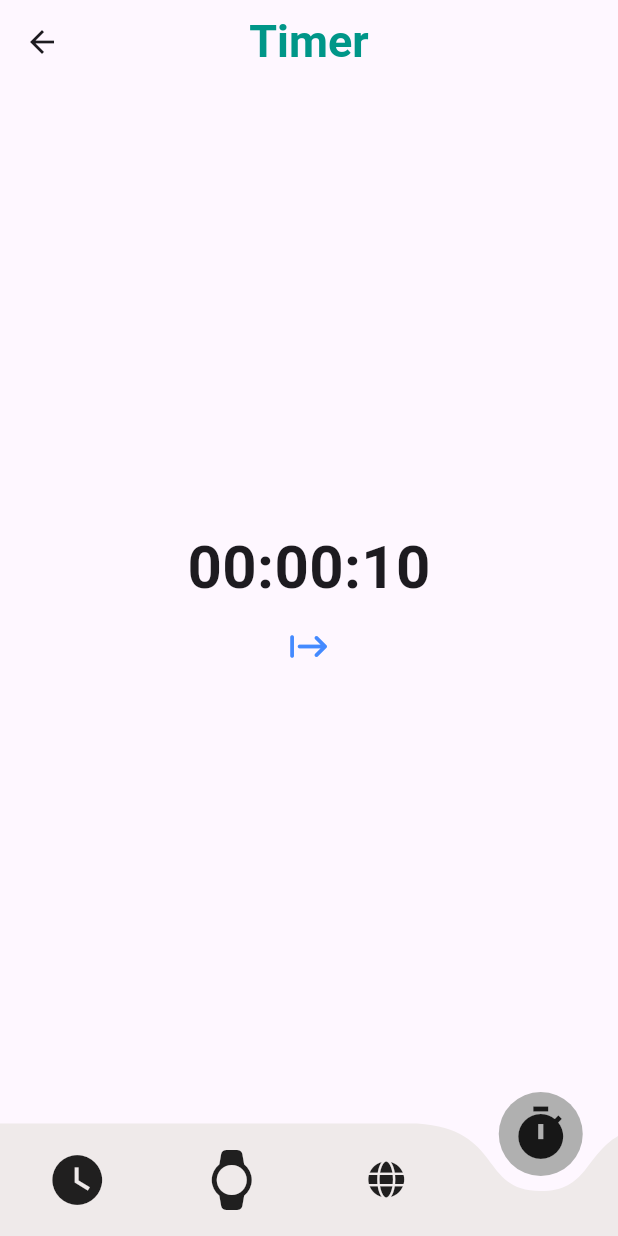
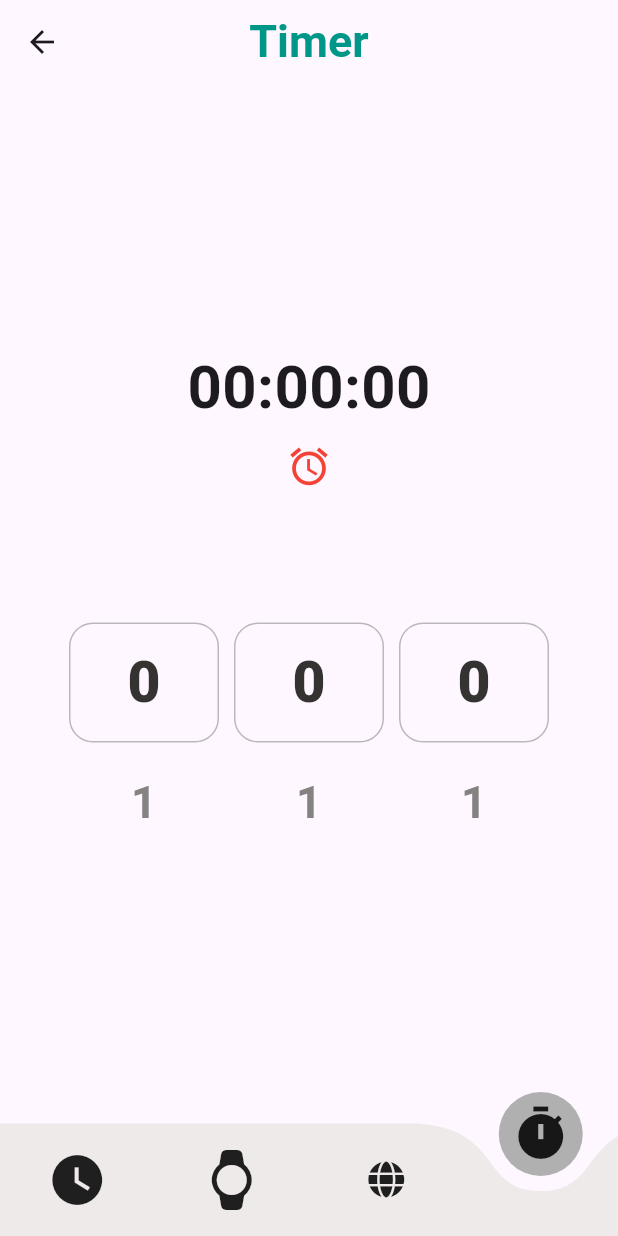
Before and after one commit to etv18/reloj_flutter, a Flutter app: the TimerScreen screen opened by its route, on a phone screen of 412 x 824 dp. Run offline on Flutter 3.47's test engine with Material 3 defaults, Android fonts, the light colour scheme and no system bars; drawn by our look-alikes of curved_navigation_bar, numberpicker; our stand-ins replace flutter_bloc, font_awesome_flutter, go_router; network calls fail.

Commit message:
Timer screen initial set up has been done, missing pause/restart button

```diff
--- a/lib/app.dart
+++ b/lib/app.dart
@@ -3,7 +3,6 @@ import 'package:flutter_bloc/flutter_bloc.dart';
 import 'package:reloj_proyecto/controllers/clockCubit/clock_cubit.dart';
 import 'package:reloj_proyecto/controllers/multipleClocksCubit/multi_clocks_cubit.dart';
 import 'package:reloj_proyecto/controllers/routes/routers.dart';
-import 'package:reloj_proyecto/screens/stop_watch_screen.dart';
 
 class App extends StatelessWidget {
   const App({super.key});
--- a/lib/controllers/clockCubit/clock_cubit.dart
+++ b/lib/controllers/clockCubit/clock_cubit.dart
@@ -22,9 +22,13 @@ class ClockCubit extends Cubit<DateTime> {
   String formatTime(DateTime time) {
     ///This basically will add 0 everytime a hour, min or sec reach a 0 value
     ///instead of presenting nothing it will add 1 or 2 zeros
-    return "${time.hour.toString().padLeft(2, '0')}:"
-        "${time.minute.toString().padLeft(2, '0')}:"
-        "${time.second.toString().padLeft(2, '0')}";
+    int hour =
+        time.hour > 12 ? time.hour - 12 : time.hour; // Convertir a formato 12h
+    String period = time.hour >= 12 ? "PM" : "AM"; // Determinar AM/PM
+
+    return "${hour.toString().padLeft(2, '0')}:" // Asegurar que la hora tenga 2 dígitos
+        "${time.minute.toString().padLeft(2, '0')}:" // Minutos con 2 dígitos
+        "${time.second.toString().padLeft(2, '0')} $period"; // Segundos con 2 dígitos y AM/PM
   }
 
   @override
--- a/lib/models/multi_clocks_model.dart
+++ b/lib/models/multi_clocks_model.dart
@@ -1,6 +1,4 @@
-import 'package:reloj_proyecto/controllers/multipleClocksCubit/multi_clocks_states.dart';
-
-class MultiClocksModel extends MultiClocksStates {
+class MultiClocksModel {
   DateTime cityTime;
   String cityName;
 
--- a/lib/screens/stop_watch_screen.dart
+++ b/lib/screens/stop_watch_screen.dart
@@ -19,6 +19,11 @@ class _StopWatchScreenState extends State<StopWatchScreen> {
   Widget build(BuildContext context) {
     return Scaffold(
       appBar: CustomAppBar(title: 'StopWatch'),
+      body: Center(
+        child: Column(
+          children: [],
+        ),
+      ),
       bottomNavigationBar: BottomNavBar(
         indexIcon: 1,
       ),
--- a/lib/screens/timer_screen.dart
+++ b/lib/screens/timer_screen.dart
@@ -2,6 +2,7 @@ import 'dart:async';
 
 import 'package:flutter/material.dart';
 import 'package:flutter/widgets.dart';
+import 'package:numberpicker/numberpicker.dart';
 import 'package:reloj_proyecto/myWidgets/bottom_nav_bar.dart';
 import 'package:reloj_proyecto/myWidgets/custom_app_bar.dart';
 
@@ -13,11 +14,17 @@ class TimerScreen extends StatefulWidget {
 }
 
 class _TimerScreenState extends State<TimerScreen> {
+  int sec = 0;
+  int _min = 0;
+  int _hour = 0;
   int time = 10;
-  late int initialTime = time;
+  late int initialTime;
+
   late Timer _timer;
+  late DateTime targetTime;
+  Duration remainingTime = Duration.zero;
 
-  void startTimer() {
+  /*void startTimer() {
     _timer = Timer.periodic(Duration(seconds: 1), (timer) {
       if (time == 0) {
         setState(() {
@@ -31,13 +38,31 @@ class _TimerScreenState extends State<TimerScreen> {
         });
       }
     });
+  }*/
+
+  void startTimer() {
+    targetTime = DateTime.now().add(Duration(
+      hours: _hour,
+      minutes: _min,
+      seconds: sec + 1,
+    ));
+
+    _timer = Timer.periodic(Duration(seconds: 1), (timer) {
+      setState(() {
+        remainingTime = targetTime.difference(DateTime.now());
+        if (remainingTime.isNegative) {
+          remainingTime = Duration.zero;
+          timer.cancel();
+        }
+      });
+    });
   }
 
-  @override
-  void dispose() {
-    super.dispose();
-    _timer.cancel();
-  }
+  // @override
+  // void dispose() {
+  //   super.dispose();
+  //   //_timer.cancel();
+  // }
 
   @override
   Widget build(BuildContext context) {
@@ -48,17 +73,93 @@ class _TimerScreenState extends State<TimerScreen> {
           mainAxisAlignment: MainAxisAlignment.center,
           children: [
             Text(
-              '00:00:${time.toString()}',
+              '${remainingTime.inHours.toString().padLeft(2, '0')}:'
+              '${(remainingTime.inMinutes % 60).toString().padLeft(2, '0')}:'
+              '${(remainingTime.inSeconds % 60).toString().padLeft(2, '0')}',
               style: TextStyle(fontSize: 40, fontWeight: FontWeight.bold),
             ),
             IconButton(
               onPressed: () {
                 startTimer();
               },
-              icon: Icon(Icons.start_rounded),
-              color: Colors.blueAccent,
+              icon: Icon(Icons.access_alarm),
+              color: Colors.red,
               iconSize: 30.0,
-            )
+            ),
+            Row(
+              mainAxisAlignment: MainAxisAlignment.center,
+              children: [
+                NumberPicker(
+                  value: _hour,
+                  minValue: 0,
+                  maxValue: 24,
+                  itemHeight: 80,
+                  onChanged: (value) => setState(() => _hour = value),
+                  decoration: BoxDecoration(
+                    borderRadius: BorderRadius.circular(16),
+                    border: Border.all(color: Colors.black26),
+                  ),
+                  textStyle: TextStyle(
+                    color: Color.fromARGB(255, 133, 130, 130),
+                    fontSize: 30.0,
+                    fontWeight: FontWeight.w600,
+                  ),
+                  selectedTextStyle: TextStyle(
+                    color: Color.fromARGB(255, 53, 50, 50),
+                    fontSize: 38.0,
+                    fontWeight: FontWeight.w800,
+                  ),
+                ),
+                SizedBox(
+                  width: 10,
+                ),
+                NumberPicker(
+                  value: _min,
+                  minValue: 0,
+                  maxValue: 60,
+                  itemHeight: 80,
+                  onChanged: (value) => setState(() => _min = value),
+                  decoration: BoxDecoration(
+                    borderRadius: BorderRadius.circular(16),
+                    border: Border.all(color: Colors.black26),
+                  ),
+                  textStyle: TextStyle(
+                    color: Color.fromARGB(255, 133, 130, 130),
+                    fontSize: 30.0,
+                    fontWeight: FontWeight.w600,
+                  ),
+                  selectedTextStyle: TextStyle(
+                    color: Color.fromARGB(255, 53, 50, 50),
+                    fontSize: 38.0,
+                    fontWeight: FontWeight.w800,
+                  ),
+                ),
+                SizedBox(
+                  width: 10,
+                ),
+                NumberPicker(
+                  value: sec,
+                  minValue: 0,
+                  maxValue: 60,
+                  itemHeight: 80,
+                  onChanged: (value) => setState(() => sec = value),
+                  decoration: BoxDecoration(
+                    borderRadius: BorderRadius.circular(16),
+                    border: Border.all(color: Colors.black26),
+                  ),
+                  textStyle: TextStyle(
+                    color: Color.fromARGB(255, 133, 130, 130),
+                    fontSize: 30.0,
+                    fontWeight: FontWeight.w600,
+                  ),
+                  selectedTextStyle: TextStyle(
+                    color: Color.fromARGB(255, 53, 50, 50),
+                    fontSize: 38.0,
+                    fontWeight: FontWeight.w800,
+                  ),
+                ),
+              ],
+            ),
           ],
         ),
       ),
```
Also changed, not shown: lib/main.dart (+2 -6 lines).
